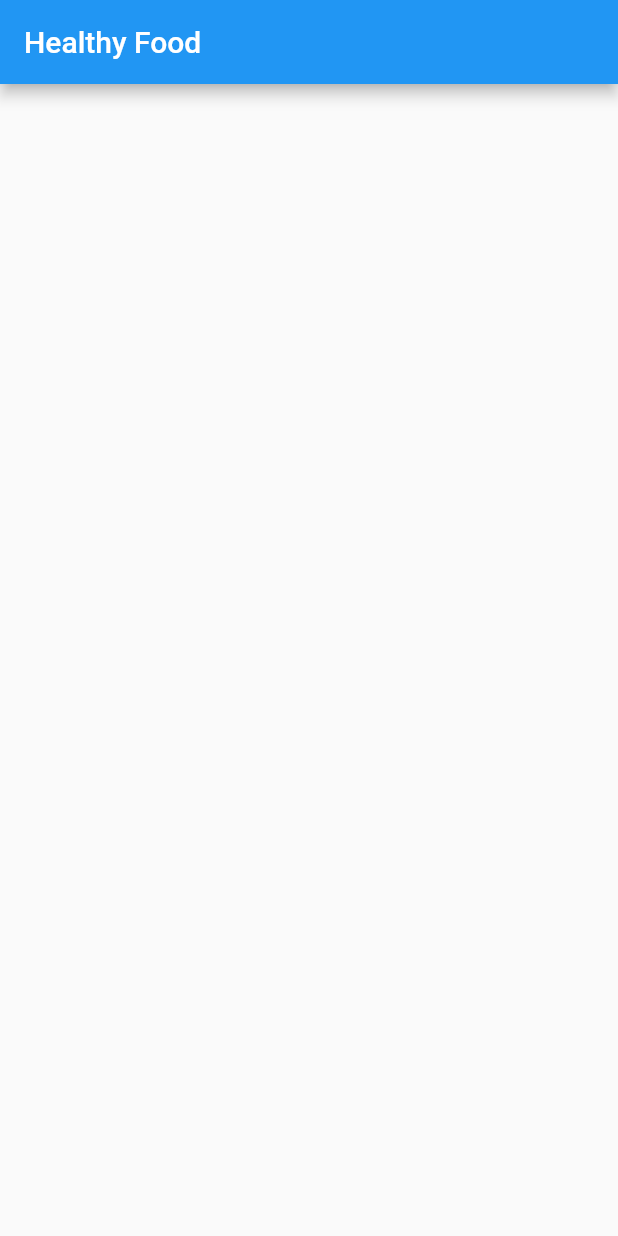
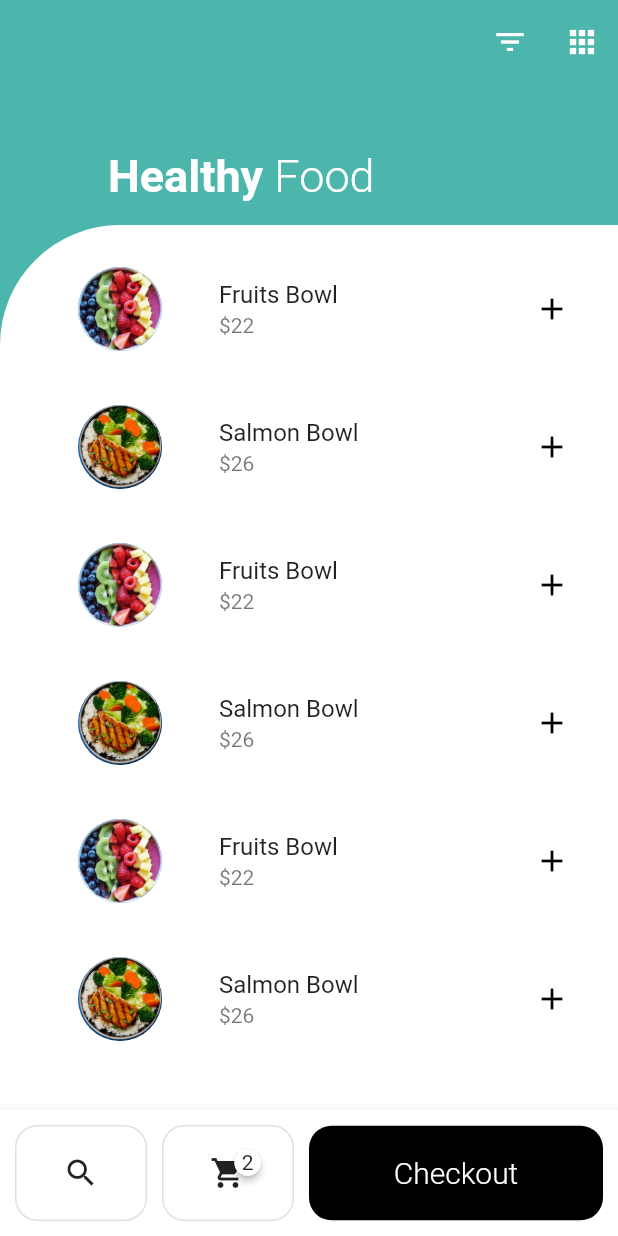
Before and after one commit to Moshyfawn/foody_app, a Flutter app: the screen it shows after launch, on a phone screen of 412 x 824 dp. Run offline on Flutter 3.47's test engine with Material 2 defaults, Android fonts, the phone set to English and light mode, and no system bars; drawn by our look-alikes of badges.

Commit message:
add food image

```diff
--- /dev/null
+++ b/lib/models/food_model.dart
@@ -0,0 +1,7 @@
+class Food {
+  final String title;
+  final int price;
+  final String image;
+
+  Food(this.title, this.price, this.image);
+}
--- a/lib/views/catalog_view.dart
+++ b/lib/views/catalog_view.dart
@@ -1,11 +1,181 @@
+import 'package:badges/badges.dart';
 import 'package:flutter/material.dart';
+import 'package:foody_app/models/food_model.dart';
 
 class CatalogView extends StatelessWidget {
+  final List<Food> foods = [
+    Food('Fruits Bowl', 22, 'assets/fruits_bowl.png'),
+    Food('Salmon Bowl', 26, 'assets/salmon_bowl.png'),
+    Food('Fruits Bowl', 22, 'assets/fruits_bowl.png'),
+    Food('Salmon Bowl', 26, 'assets/salmon_bowl.png'),
+    Food('Fruits Bowl', 22, 'assets/fruits_bowl.png'),
+    Food('Salmon Bowl', 26, 'assets/salmon_bowl.png'),
+  ];
   @override
   Widget build(BuildContext context) {
-    return Scaffold(
-      appBar: AppBar(
-        title: Text('Healthy Food'),
+    return SafeArea(
+      child: Scaffold(
+        backgroundColor: Colors.teal[300],
+        body: NestedScrollView(
+          headerSliverBuilder: (BuildContext context, bool innerBoxIsScrolled) {
+            return <Widget>[
+              SliverOverlapAbsorber(
+                sliver: SliverSafeArea(
+                  sliver: _buildSliverAppBar(context),
+                ),
+                handle:
+                    NestedScrollView.sliverOverlapAbsorberHandleFor(context),
+              ),
+            ];
+          },
+          physics: const BouncingScrollPhysics(),
+          body: _buildListView(),
+        ),
+        bottomNavigationBar: _buildBottomAppBar(),
+      ),
+    );
+  }
+
+  BottomAppBar _buildBottomAppBar() {
+    return BottomAppBar(
+      child: Padding(
+        padding: const EdgeInsets.all(10.0),
+        child: Row(
+          children: <Widget>[
+            OutlineButton(
+              onPressed: () {},
+              padding: EdgeInsets.symmetric(vertical: 20.0),
+              shape: RoundedRectangleBorder(
+                borderRadius: BorderRadius.circular(15.0),
+              ),
+              child: Icon(
+                Icons.search,
+              ),
+            ),
+            SizedBox(
+              width: 10.0,
+            ),
+            OutlineButton(
+              onPressed: () {},
+              padding: EdgeInsets.symmetric(vertical: 20.0),
+              shape: RoundedRectangleBorder(
+                borderRadius: BorderRadius.circular(15.0),
+              ),
+              child: Badge(
+                badgeColor: Colors.white,
+                badgeContent: Text('2'),
+                child: Icon(
+                  Icons.shopping_cart,
+                ),
+              ),
+            ),
+            SizedBox(
+              width: 10.0,
+            ),
+            Expanded(
+              child: FlatButton(
+                padding: EdgeInsets.symmetric(vertical: 20.0),
+                color: Colors.black,
+                textColor: Colors.white,
+                shape: RoundedRectangleBorder(
+                  borderRadius: BorderRadius.circular(15.0),
+                ),
+                onPressed: () {},
+                child: Text(
+                  'Checkout',
+                  style: TextStyle(
+                    fontSize: 20.0,
+                    fontWeight: FontWeight.w300,
+                  ),
+                ),
+              ),
+            ),
+          ],
+        ),
+      ),
+    );
+  }
+
+  Widget _buildListView() {
+    return Container(
+      padding: EdgeInsets.fromLTRB(40.0, 10.0, 10.0, 10.0),
+      decoration: BoxDecoration(
+        color: Colors.white,
+        borderRadius: BorderRadius.only(
+          topLeft: Radius.circular(80.0),
+        ),
+      ),
+      child: ScrollConfiguration(
+        behavior: ScrollBehavior(),
+        child: ListView.builder(
+          itemCount: foods.length,
+          itemBuilder: (context, index) {
+            return ListTile(
+              contentPadding: EdgeInsets.all(10.0),
+              key: Key(index.toString()),
+              leading: Container(
+                padding: EdgeInsets.only(right: 20.0),
+                child: CircleAvatar(
+                  backgroundImage: AssetImage(foods[index].image),
+                  radius: 30.0,
+                  // backgroundImage: NetworkImage(
+                  //   'https://i.picsum.photos/id/225/1500/979.jpg',
+                  // ),
+                  // backgroundColor: Colors.transparent,
+                ),
+              ),
+              title: Text(foods[index].title),
+              subtitle: Text('\$${foods[index].price}'),
+              trailing: IconButton(
+                icon: Icon(Icons.add),
+                color: Colors.black,
+                onPressed: () => print('add to card'),
+              ),
+            );
+          },
+        ),
+      ),
+    );
+  }
+
+  SliverAppBar _buildSliverAppBar(BuildContext context) {
+    return SliverAppBar(
+      elevation: 0.0,
+      expandedHeight: 150.0,
+      stretch: true,
+      pinned: true,
+      backgroundColor: Colors.teal[300],
+      actions: <Widget>[
+        IconButton(
+          icon: Icon(Icons.filter_list),
+          onPressed: () => print('open filters'),
+        ),
+        IconButton(
+          icon: Icon(Icons.apps),
+          onPressed: () => print('open additional'),
+        )
+      ],
+      flexibleSpace: FlexibleSpaceBar(
+        title: RichText(
+          text: TextSpan(
+            style: Theme.of(context).primaryTextTheme.headline6,
+            children: <TextSpan>[
+              TextSpan(
+                text: 'Healthy ',
+                style: TextStyle(fontWeight: FontWeight.bold),
+              ),
+              TextSpan(
+                text: 'Food',
+                style: TextStyle(fontWeight: FontWeight.w300),
+              ),
+            ],
+          ),
+        ),
+        stretchModes: <StretchMode>[
+          StretchMode.zoomBackground,
+          StretchMode.blurBackground,
+          StretchMode.fadeTitle,
+        ],
       ),
     );
   }
--- a/pubspec.yaml
+++ b/pubspec.yaml
@@ -24,6 +24,8 @@ dependencies:
   flutter:
     sdk: flutter
   google_fonts: ^1.1.0
+  badges: ^1.1.1
+  animations: ^1.0.0+5
 
 
   # The following adds the Cupertino Icons font to your application.
@@ -46,8 +48,8 @@ flutter:
   uses-material-design: true
 
   # To add assets to your application, add an assets section, like this:
-  # assets:
-  #   - images/a_dot_burr.jpeg
+  assets:
+    - assets/
   #   - images/a_dot_ham.jpeg
 
   # An image asset can refer to one or more resolution-specific "variants", see
```
Also changed, not shown: assets/fruits_bowl.png (added), assets/salmon_bowl.png (added), pubspec.lock.
